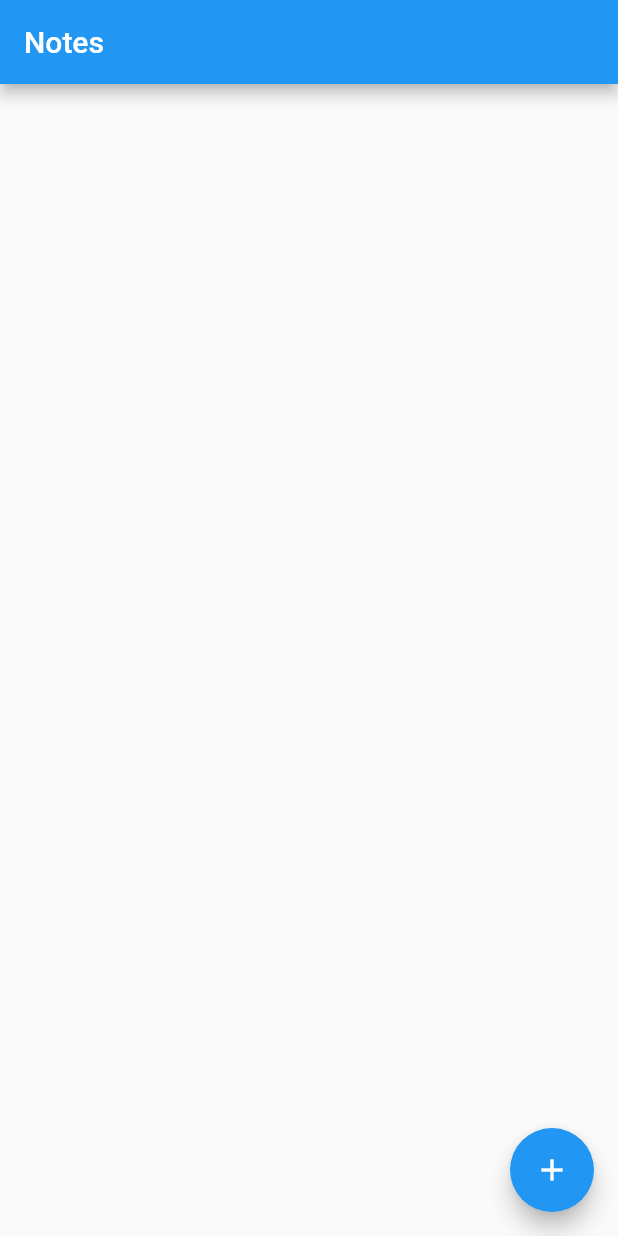
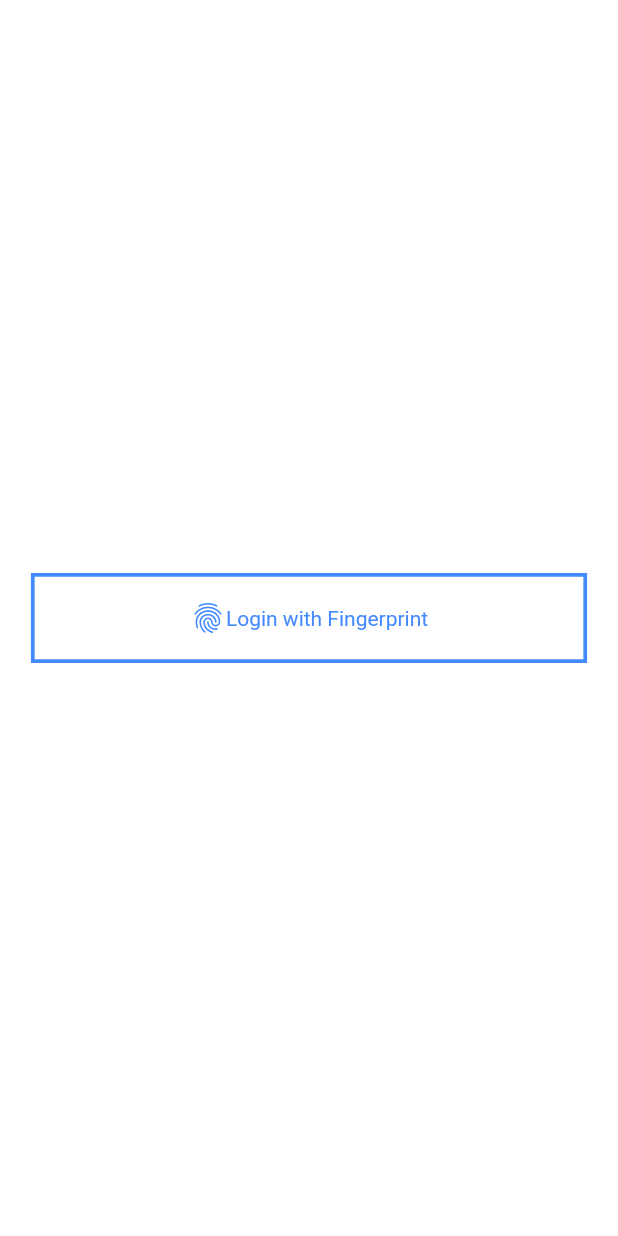
Before and after one commit to ashu12chi/noteapp, a Flutter app: the screen it shows after launch, on a phone screen of 412 x 824 dp. Run offline on Flutter 3.47's test engine with Material 2 defaults, Android fonts, the phone set to English and light mode, and no system bars; our stand-ins replace local_auth, splashscreen, sqflite; accounts and stored records are empty.

Commit message:
fingerprint authentication

```diff
--- a/lib/main.dart
+++ b/lib/main.dart
@@ -1,4 +1,6 @@
 import 'package:flutter/material.dart';
+import 'package:local_auth/auth_strings.dart';
+import 'package:local_auth/local_auth.dart';
 import 'package:noteapp/inherited_widgets/note_inherited_widget.dart';
 import 'package:splashscreen/splashscreen.dart';
 import './app_screens/note_list.dart';
@@ -6,7 +8,7 @@ import './app_screens/note_list.dart';
 
 void main() {
   runApp(
-    new MaterialApp(
+    new MaterialApp (
       debugShowCheckedModeBanner: false,
       home: new _SplashScreen(),
     )
@@ -23,7 +25,7 @@ class _SplashState extends State<_SplashScreen> {
   Widget build(BuildContext context) {
     return new SplashScreen(
       seconds: 5,
-      navigateAfterSeconds: App(),
+      navigateAfterSeconds: LocalAuth(),
       image: new Image.asset('assets/icon/icon.png'),
       title: new Text(
         '\t\t\t\t\t\t\t\t\t\tNoteApp\nAshutosh Chitranshi',
@@ -33,6 +35,96 @@ class _SplashState extends State<_SplashScreen> {
       photoSize: 100.0,
       loaderColor: Colors.white,
     );
+  }
+
+}
+
+class LocalAuth extends StatefulWidget {
+  @override
+  _LocalAuthState createState() => _LocalAuthState();
+}
+
+class _LocalAuthState extends State<LocalAuth> {
+  bool isAuth = false;
+  @override
+  Widget build(BuildContext context) {
+   return isAuth?App():Scaffold(
+     backgroundColor: Colors.white,
+     body: Center(
+       child: InkWell(
+         onTap: () {
+           _checkBiometric();
+         },
+         child: Container(
+           height: 60,
+           width: MediaQuery.of(context).size.width * 0.9,
+           decoration: BoxDecoration(
+           border: Border.all(color: Colors.blueAccent, width: 2.5)),
+           child: Row(
+            mainAxisAlignment: MainAxisAlignment.center,
+            children: <Widget>[
+           Icon(
+            Icons.fingerprint,
+            color: Colors.blueAccent,
+           ),
+           Text(
+            "Login with Fingerprint",
+            style: TextStyle(color: Colors.blueAccent),
+           )
+         ],
+         ),
+       ),
+     ),
+   )
+   );
+  }
+
+  void _checkBiometric() async {
+    // check for biometric availability
+    final LocalAuthentication auth = LocalAuthentication();
+    bool canCheckBiometrics = false;
+    try {
+      canCheckBiometrics = await auth.canCheckBiometrics;
+    } catch (e) {
+      print("error biometrics $e");
+    }
+
+    print("biometric is available: $canCheckBiometrics");
+
+    // enumerate biometric technologies
+    List<BiometricType> availableBiometrics;
+    try {
+      availableBiometrics = await auth.getAvailableBiometrics();
+    } catch (e) {
+      print("error enumerate biometrics $e");
+    }
+
+    print("following biometrics are available");
+    if (availableBiometrics.isNotEmpty) {
+      availableBiometrics.forEach((ab) {
+        print("\ttech: $ab");
+      });
+    } else {
+      print("no biometrics are available");
+    }
+
+    // authenticate with biometrics
+    bool authenticated = false;
+    try {
+      authenticated = await auth.authenticateWithBiometrics(
+          localizedReason: 'Touch your finger on the sensor to login',
+          useErrorDialogs: true,
+          stickyAuth: false,
+          androidAuthStrings:
+          AndroidAuthMessages(signInTitle: "Login to HomePage"));
+    } catch (e) {
+      print("error using biometric auth: $e");
+    }
+    setState(() {
+      isAuth = authenticated ? true : false;
+    });
+
+    print("authenticated: $authenticated");
   }
 
 }
--- a/pubspec.yaml
+++ b/pubspec.yaml
@@ -25,6 +25,7 @@ dependencies:
     sdk: flutter
   sqflite: "^1.3.0"
   splashscreen: "^1.2.0"
+  local_auth: "^0.4.0+1"
 
 
   # The following adds the Cupertino Icons font to your application.
```
Also changed, not shown: pubspec.lock, 2 other files.
